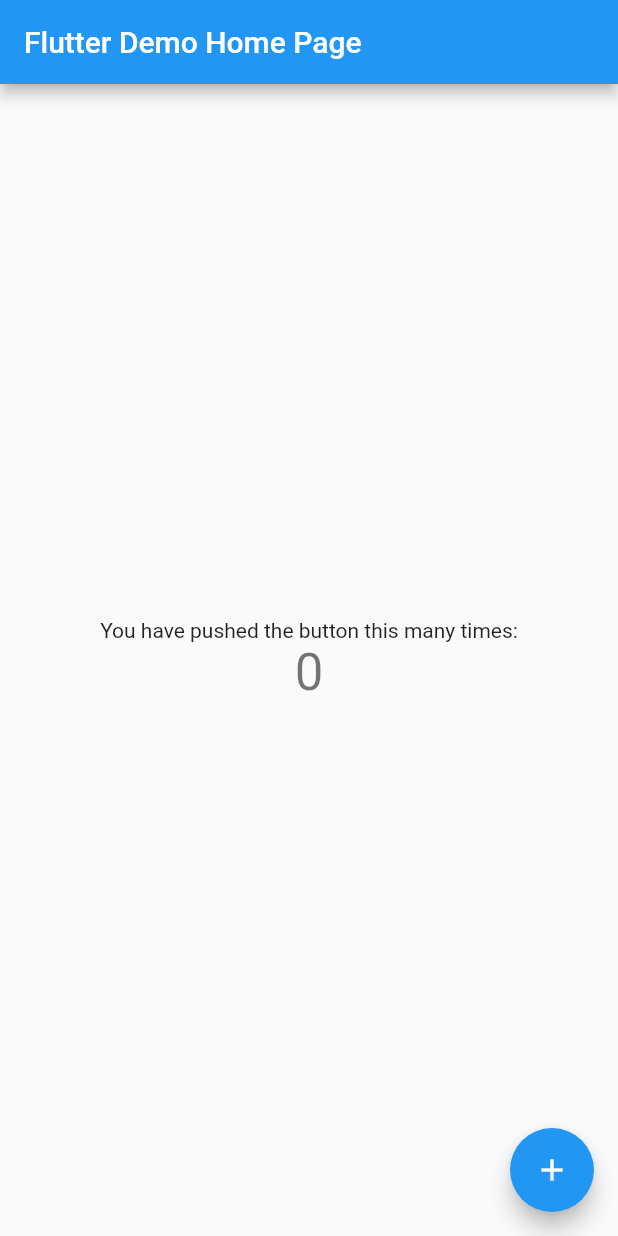
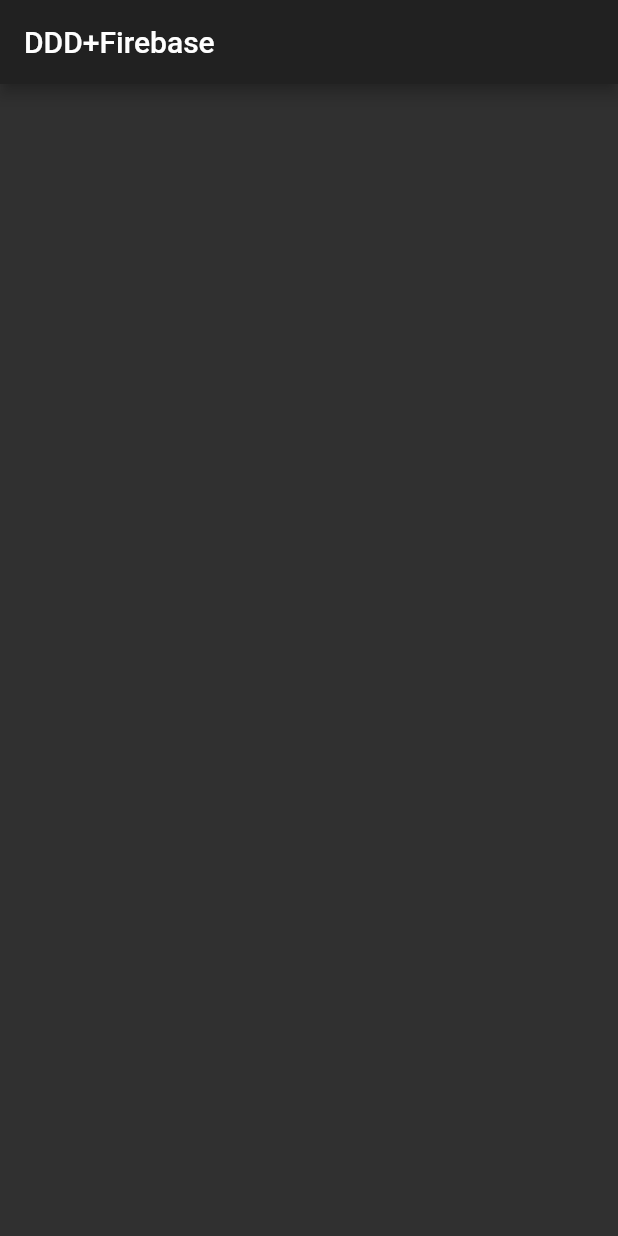
Before and after one commit to iShriyansh/Domin_driven_development_flutter, a Flutter app: the screen it shows after launch, on a phone screen of 412 x 824 dp. Run offline on Flutter 3.47's test engine with Material 2 defaults, Android fonts, the phone set to English and light mode, and no system bars; our stand-ins replace bloc, dartz, freezed_annotation; missing offline and left inert: dart:html; generated files the repository leaves out were written again.

Commit message:
firebase added

```diff
--- a/lib/main.dart
+++ b/lib/main.dart
@@ -10,108 +10,24 @@ class MyApp extends StatelessWidget {
   Widget build(BuildContext context) {
     return MaterialApp(
       title: 'Flutter Demo',
-      theme: ThemeData(
-        // This is the theme of your application.
-        //
-        // Try running your application with "flutter run". You'll see the
-        // application has a blue toolbar. Then, without quitting the app, try
-        // changing the primarySwatch below to Colors.green and then invoke
-        // "hot reload" (press "r" in the console where you ran "flutter run",
-        // or simply save your changes to "hot reload" in a Flutter IDE).
-        // Notice that the counter didn't reset back to zero; the application
-        // is not restarted.
-        primarySwatch: Colors.blue,
-        // This makes the visual density adapt to the platform that you run
-        // the app on. For desktop platforms, the controls will be smaller and
-        // closer together (more dense) than on mobile platforms.
-        visualDensity: VisualDensity.adaptivePlatformDensity,
-      ),
-      home: MyHomePage(title: 'Flutter Demo Home Page'),
+      theme: ThemeData.dark(),
+      home: MyHomePage(),
     );
   }
 }
 
 class MyHomePage extends StatefulWidget {
-  MyHomePage({Key key, this.title}) : super(key: key);
-
-  // This widget is the home page of your application. It is stateful, meaning
-  // that it has a State object (defined below) that contains fields that affect
-  // how it looks.
-
-  // This class is the configuration for the state. It holds the values (in this
-  // case the title) provided by the parent (in this case the App widget) and
-  // used by the build method of the State. Fields in a Widget subclass are
-  // always marked "final".
-
-  final String title;
-
   @override
   _MyHomePageState createState() => _MyHomePageState();
 }
 
 class _MyHomePageState extends State<MyHomePage> {
-  int _counter = 0;
-
-  void _incrementCounter() {
-    setState(() {
-      // This call to setState tells the Flutter framework that something has
-      // changed in this State, which causes it to rerun the build method below
-      // so that the display can reflect the updated values. If we changed
-      // _counter without calling setState(), then the build method would not be
-      // called again, and so nothing would appear to happen.
-      _counter++;
-    });
-  }
-
   @override
   Widget build(BuildContext context) {
-    // This method is rerun every time setState is called, for instance as done
-    // by the _incrementCounter method above.
-    //
-    // The Flutter framework has been optimized to make rerunning build methods
-    // fast, so that you can just rebuild anything that needs updating rather
-    // than having to individually change instances of widgets.
     return Scaffold(
-      appBar: AppBar(
-        // Here we take the value from the MyHomePage object that was created by
-        // the App.build method, and use it to set our appbar title.
-        title: Text(widget.title),
-      ),
-      body: Center(
-        // Center is a layout widget. It takes a single child and positions it
-        // in the middle of the parent.
-        child: Column(
-          // Column is also a layout widget. It takes a list of children and
-          // arranges them vertically. By default, it sizes itself to fit its
-          // children horizontally, and tries to be as tall as its parent.
-          //
-          // Invoke "debug painting" (press "p" in the console, choose the
-          // "Toggle Debug Paint" action from the Flutter Inspector in Android
-          // Studio, or the "Toggle Debug Paint" command in Visual Studio Code)
-          // to see the wireframe for each widget.
-          //
-          // Column has various properties to control how it sizes itself and
-          // how it positions its children. Here we use mainAxisAlignment to
-          // center the children vertically; the main axis here is the vertical
-          // axis because Columns are vertical (the cross axis would be
-          // horizontal).
-          mainAxisAlignment: MainAxisAlignment.center,
-          children: <Widget>[
-            Text(
-              'You have pushed the button this many times:',
-            ),
-            Text(
-              '$_counter',
-              style: Theme.of(context).textTheme.headline4,
-            ),
-          ],
+        appBar: AppBar(
+          title: Text("DDD+Firebase"),
         ),
-      ),
-      floatingActionButton: FloatingActionButton(
-        onPressed: _incrementCounter,
-        tooltip: 'Increment',
-        child: Icon(Icons.add),
-      ), // This trailing comma makes auto-formatting nicer for build methods.
-    );
+        body: Container());
   }
 }
```
Also changed, not shown: lib/application/sign_in_form/sign_in_form_bloc.dart (added, +79 -0 lines), lib/application/sign_in_form/sign_in_form_event.dart (added, +15 -0 lines), lib/application/sign_in_form/sign_in_form_state.dart (added, +24 -0 lines), lib/domain/auth/auth_failure.dart (added, +13 -0 lines), lib/domain/auth/i_auth_facade.dart (added, +16 -0 lines), lib/domain/auth/value_objects.dart (added, +29 -0 lines), lib/domain/core/failures.dart (added, +13 -0 lines), lib/domain/core/value_objects.dart (added, +36 -0 lines), lib/domain/core/value_validators.dart (added, +23 -0 lines), pubspec.yaml (+9 -3 lines), lib/application/sign_in_form/sign_in_form_bloc.freezed.dart (added), lib/domain/auth/auth_failure.freezed.dart (added), lib/domain/core/errors.dart (added), lib/domain/core/failures.freezed.dart (added), 2 more files, 4 other files.
